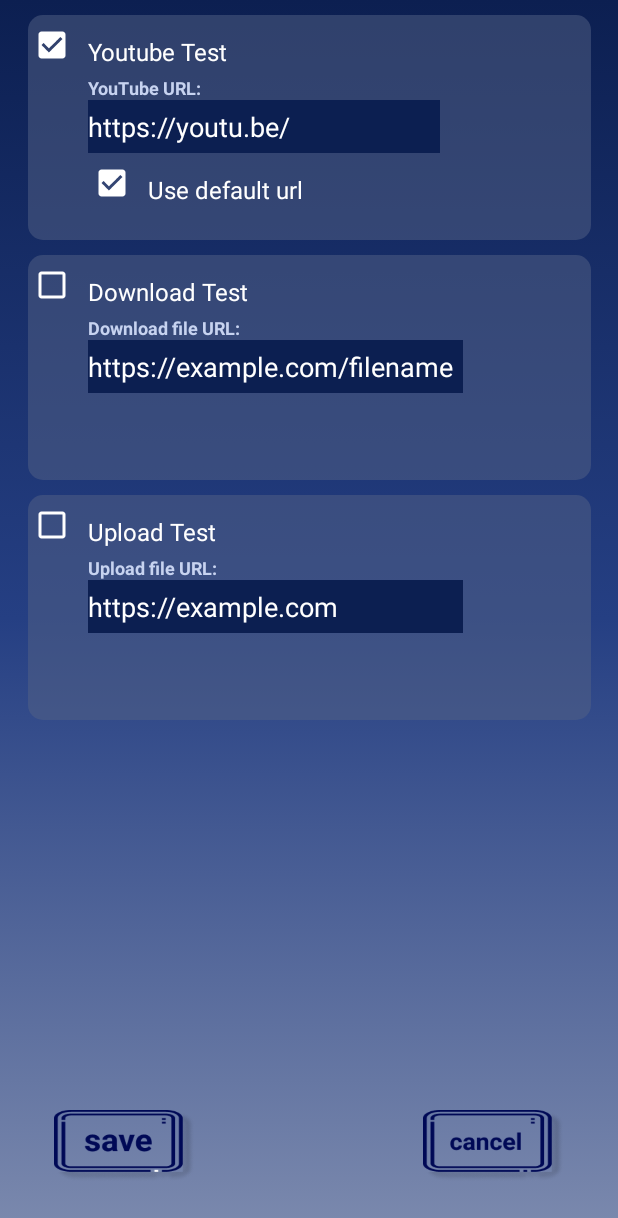
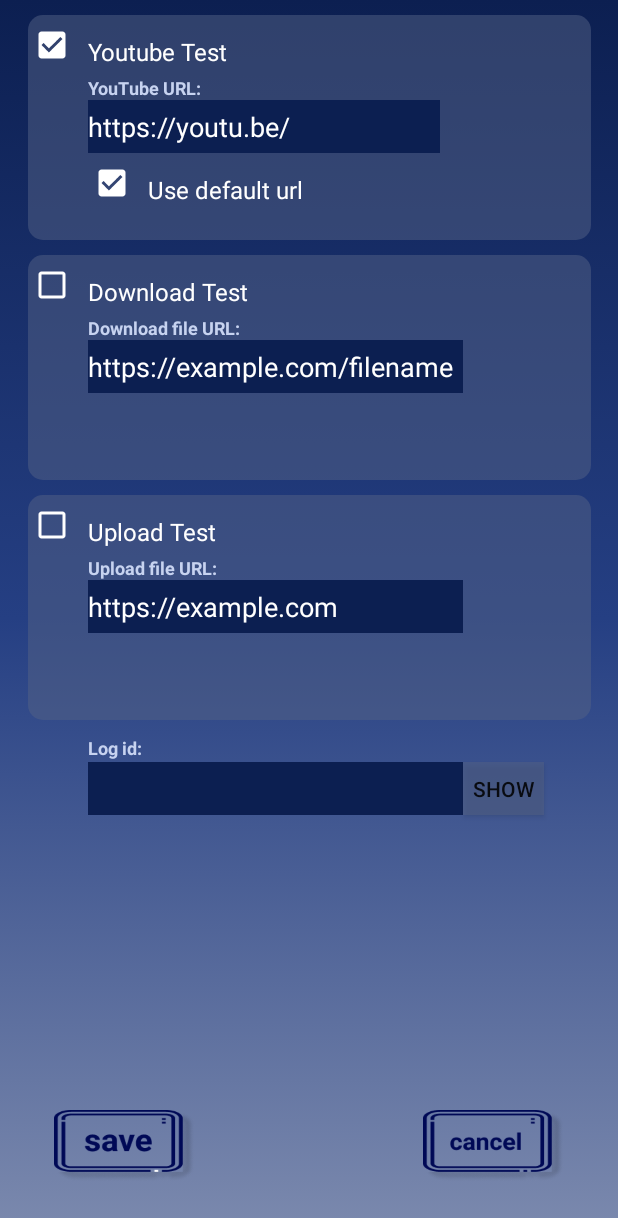
Before and after one commit to sherruh/RadioTool, an Android app: the SettingsActivity screen opened directly, with no data from a screen before it, on a phone screen of 412 x 824 dp. Shown: the top 1218 px of the screen. Run offline under Robolectric (Android 15) with nearby library versions, the phone set to English and light mode, and no system bars.

Commit message:
added show prev logs

```diff
--- a/app/src/main/java/com/example/radiotestapp/download_test/Downloader.java
+++ b/app/src/main/java/com/example/radiotestapp/download_test/Downloader.java
@@ -16,7 +16,7 @@ import java.util.TimerTask;
 public class Downloader {
 
     private final int DOWNLOAD_TIMEOUT = 10000;
-    private final int DOWNLOAD_DURATION_TIMEOUT = 10000;
+    private final int DOWNLOAD_DURATION_TIMEOUT = 30000;
     private Context mContext;
     private DownloadListener downloadListener;
     private Timer timerForDuration;
--- a/app/src/main/java/com/example/radiotestapp/settings/SettingsActivity.java
+++ b/app/src/main/java/com/example/radiotestapp/settings/SettingsActivity.java
@@ -11,6 +11,7 @@ import androidx.appcompat.app.AppCompatActivity;
 import androidx.lifecycle.ViewModelProvider;
 
 import com.example.radiotestapp.R;
+import com.example.radiotestapp.test_result.TestResultActivity;
 import com.example.radiotestapp.utils.Toaster;
 
 public class SettingsActivity extends AppCompatActivity {
@@ -26,8 +27,10 @@ public class SettingsActivity extends AppCompatActivity {
     private EditText editYoutubeVideoId;
     private EditText editDownloadUrl;
     private EditText editUploadUrl;
+    private EditText editLogId;
     private Button buttonSave;
     private Button buttonCancel;
+    private Button buttonShowLog;
 
     private SettingsViewModel viewModel;
 
@@ -101,6 +104,12 @@ public class SettingsActivity extends AppCompatActivity {
         buttonSave.setOnClickListener( l -> { saveSettings(); });
         buttonCancel = findViewById(R.id.button_cancel_activity_settings);
         buttonCancel.setOnClickListener( l -> { finish(); });
+        editLogId = findViewById(R.id.edit_log_activity_settings);
+        buttonShowLog = findViewById(R.id.button_show_activity_settings);
+        buttonShowLog.setOnClickListener( l -> {
+            TestResultActivity.startActivity(true,true,true,
+                    editLogId.getText().toString(),this);
+        });
     }
 
     private void saveSettings() {
--- a/app/src/main/res/layout/activity_settings.xml
+++ b/app/src/main/res/layout/activity_settings.xml
@@ -175,5 +175,34 @@
         app:layout_constraintBottom_toBottomOf="parent"
         app:layout_constraintEnd_toEndOf="parent" />
 
+    <TextView
+        android:id="@+id/text_log"
+        android:text="Log id:"
+        app:layout_constraintStart_toStartOf="@id/edit_upload_start_url"
+        app:layout_constraintTop_toBottomOf="@id/view_upload_settings_frame_settings_activity"
+        android:layout_width="wrap_content"
+        android:layout_height="wrap_content"
+        android:layout_marginStart="0dp"
+        style="@style/EditTextTitle"
+        />
+
+    <EditText
+        android:id="@+id/edit_log_activity_settings"
+        android:layout_width="250dp"
+        android:layout_marginTop="1dp"
+        app:layout_constraintStart_toStartOf="@id/edit_upload_start_url"
+        app:layout_constraintTop_toBottomOf="@id/text_log"
+        style="@style/UrlEditText"
+        />
+
+    <Button
+        android:id="@+id/button_show_activity_settings"
+        android:layout_width="54dp"
+        android:layout_height="35dp"
+        android:text="SHOW"
+        android:background="@color/colorParametersFrame"
+        app:layout_constraintTop_toTopOf="@id/edit_log_activity_settings"
+        app:layout_constraintStart_toEndOf="@id/edit_log_activity_settings" />
+
 
 </androidx.constraintlayout.widget.ConstraintLayout>
```
Also changed, not shown: app/src/main/java/com/example/radiotestapp/main/MainActivity.java (+9 -0 lines), app/src/main/java/com/example/radiotestapp/main/MainViewModel.java (+7 -0 lines), app/src/main/java/com/example/radiotestapp/test_result/TestResultViewModel.java (+13 -14 lines).
